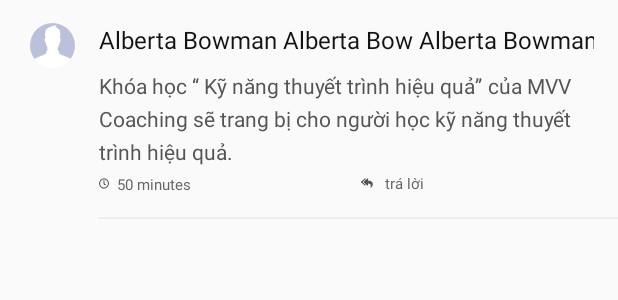
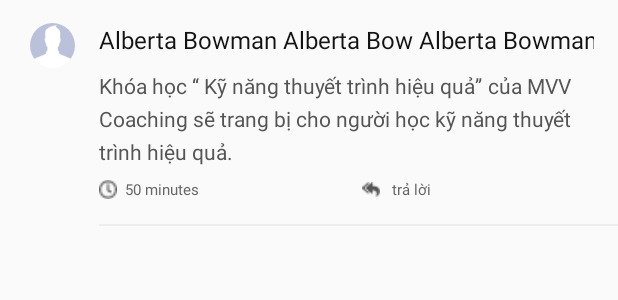
Before and after one commit to tuancuongth88/app-nghetuvan, an Android app: the layout item_news_detail_comment.xml on its own in the app's theme, with its tools: preview values and no code run, on a phone screen of 412 x 824 dp. Shown: the top 300 px of the screen. Run offline under Robolectric (Android 15) with nearby library versions, the phone set to English and light mode, and no system bars; plain views replace RoundedImageView; network calls fail.

Commit message:
update UI

```diff
--- a/app/src/main/java/haiphat/com/bds/nghetuvan/adapter/news/NewsAdapter.kt
+++ b/app/src/main/java/haiphat/com/bds/nghetuvan/adapter/news/NewsAdapter.kt
@@ -36,7 +36,7 @@ class NewsAdapter(private var listMyCourse: ArrayList<NewsResponse>, private var
         fun bindItem(newsResponse: NewsResponse) {
             itemView.rivLogo.fromUrl(newsResponse.image_url, placeHolder = R.drawable.ic_defaut_avatar)
             itemView.tvName.text = newsResponse.title
-//            itemView.tvNewsType.text = CommonUtil.toCategoryType(newsResponse.id).convertCourseType()
+            itemView.tvNewsType.text = newsResponse.author
             itemView.tvFeedback.text = itemView.context.getString(R.string.text_news_total_feedback, newsResponse.total_comment.toString())
         }
     }
--- a/app/src/main/java/haiphat/com/bds/nghetuvan/adapter/news/NewsDetailCommentAdapter.kt
+++ b/app/src/main/java/haiphat/com/bds/nghetuvan/adapter/news/NewsDetailCommentAdapter.kt
@@ -37,7 +37,7 @@ class NewsDetailCommentAdapter(private val list: ArrayList<NewsCommentResponse>)
         fun bindItem(newsCommentResponse: NewsCommentResponse) {
             itemView.rivAvatar.fromUrl(newsCommentResponse?.user?.avatar, placeHolder = R.drawable.ic_defaut_avatar)
             itemView.tvName.text = newsCommentResponse?.user?.fullname
-//            itemView.tvTime.text = newsCommentResponse.date?.formatDateTime("dd/MM/yyyy")
+            itemView.tvTime.text = newsCommentResponse.created_at?.formatDateTime("dd/MM/yyyy")
             itemView.tvContent.text = newsCommentResponse?.comment
         }
     }
--- a/app/src/main/java/haiphat/com/bds/nghetuvan/models/news/NewsCommentResponse.kt
+++ b/app/src/main/java/haiphat/com/bds/nghetuvan/models/news/NewsCommentResponse.kt
@@ -11,5 +11,6 @@ data class NewsCommentResponse(
         var parent_id : String? = null,
         var total_comment : Int? = 0,
         var user : UserResponse? = null,
+        var created_at : String? =null,
         var comment: String? = null
 )
--- a/app/src/main/java/haiphat/com/bds/nghetuvan/models/news/NewsResponse.kt
+++ b/app/src/main/java/haiphat/com/bds/nghetuvan/models/news/NewsResponse.kt
@@ -7,6 +7,7 @@ data class NewsResponse(var id: String?= null,
                         var category_id : String? = null,
                         var is_approve : Int? = 0,
                         var title: String? = null,
+                        var author : String? = null,
                         var content: String? = null,
                         var image_url: String? = null,
                         var total_comment : Int? =0
--- a/app/src/main/java/haiphat/com/bds/nghetuvan/view/news/PostCommentActivity.kt
+++ b/app/src/main/java/haiphat/com/bds/nghetuvan/view/news/PostCommentActivity.kt
@@ -30,6 +30,7 @@ class PostCommentActivity : BaseActivity() {
         baseActivityBinding.imgBack.setImageResource(R.drawable.ic_back_b)
         var bundel = intent.extras
         newsCommentViewModel.newsId = bundel.getString(IntentActionKeys.KEY_NEWS_ID)
+        baseActivityBinding.rippleRight.visibility = View.VISIBLE
         baseActivityBinding.rippleRight.setOnRippleCompleteListener {
             postComment()
         }
--- a/app/src/main/res/layout/item_news.xml
+++ b/app/src/main/res/layout/item_news.xml
@@ -6,6 +6,8 @@
     <haiphat.com.bds.nghetuvan.utils.RippleView
         style="@style/matchWrap"
         android:layout_marginBottom="10dp"
+        android:layout_marginRight="20dp"
+        android:layout_marginLeft="20dp"
         android:background="@drawable/bg_radius_white">
 
 
@@ -44,7 +46,7 @@
             android:layout_height="wrap_content"
             android:layout_marginBottom="10dp"
             android:layout_marginTop="8dp"
-            android:src="@drawable/ic_time"
+            android:src="@drawable/ic_type_news"
             app:layout_constraintBottom_toBottomOf="parent"
             app:layout_constraintStart_toStartOf="@+id/tvName"
             app:layout_constraintTop_toBottomOf="@+id/tvName" />
@@ -70,7 +72,7 @@
             android:id="@+id/imgFeedback"
             android:layout_width="wrap_content"
             android:layout_height="wrap_content"
-            android:src="@drawable/ic_time"
+            android:src="@drawable/ic_commnent"
             android:layout_marginLeft="15dp"
             app:layout_constraintBottom_toBottomOf="@+id/imgNewsType"
             app:layout_constraintStart_toEndOf="@+id/tvNewsType"
--- a/app/src/main/res/layout/item_news_detail_comment.xml
+++ b/app/src/main/res/layout/item_news_detail_comment.xml
@@ -64,8 +64,8 @@
 
             <ImageView
                 android:id="@+id/imgTime"
-                android:layout_width="wrap_content"
-                android:layout_height="wrap_content"
+                android:layout_width="12dp"
+                android:layout_height="15dp"
                 android:src="@drawable/ic_time"
                  />
 
@@ -96,8 +96,8 @@
 
             <ImageView
                 android:id="@+id/imgReply"
-                android:layout_width="wrap_content"
-                android:layout_height="wrap_content"
+                android:layout_width="12dp"
+                android:layout_height="15dp"
                 android:src="@drawable/ic_reply" />
 
             <TextView
```
Also changed, not shown: app/src/main/java/haiphat/com/bds/nghetuvan/utils/extensions/String.kt (+0 -7 lines).
